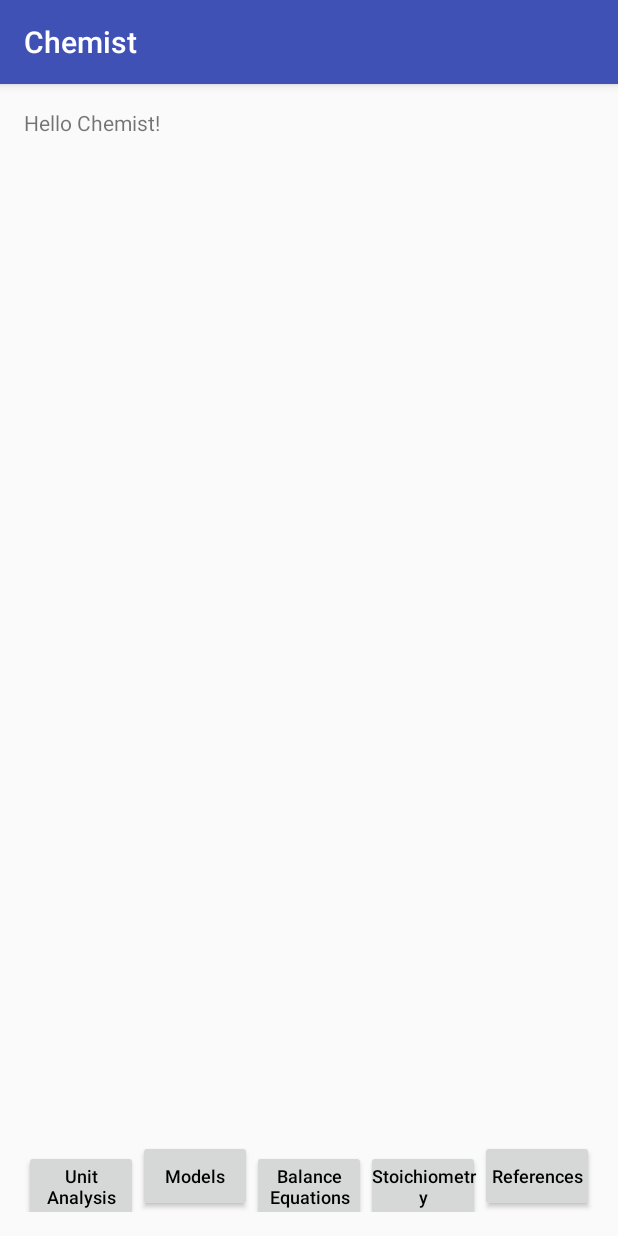
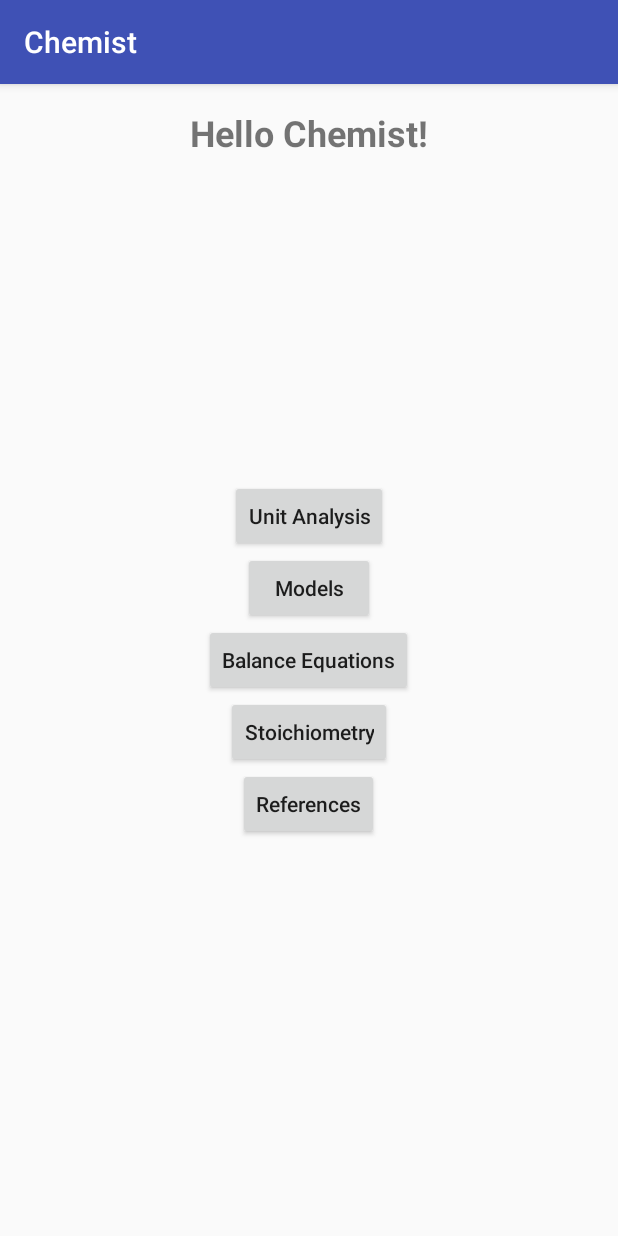
Before and after one commit to brandon-patterson/chemist, an Android app: the screen it shows after launch (MainActivity), on a phone screen of 412 x 824 dp. Run offline under Robolectric (Android 15) with nearby library versions, the phone set to English and light mode, and no system bars.

Commit message:
Adjusts layout of buttons on main page
Follwoing feedback from @brandon-patterson

```diff
--- a/app/src/main/res/layout/activity_main.xml
+++ b/app/src/main/res/layout/activity_main.xml
@@ -14,94 +14,73 @@
             android:layout_width="wrap_content"
             android:layout_height="wrap_content"
             android:layout_alignParentTop="true"
-        android:text="Hello Chemist!" />
+            android:layout_centerHorizontal="true"
+            android:textStyle="bold"
+            android:textSize="24sp"
+            android:text="Hello Chemist!"/>
+
+
+    <ScrollView android:layout_width="match_parent"
+                android:layout_height="match_parent">
 
         <LinearLayout android:layout_height="wrap_content"
                       android:layout_width="fill_parent"
-                  android:layout_alignParentBottom="true"
-                  android:layout_gravity="center_horizontal"
+                      android:orientation="vertical"
+                      android:layout_gravity="center"
                       android:gravity="center_horizontal"
-                  android:weightSum="5" >
+                      android:dividerPadding="2dp"
+                      android:weightSum="5">
             <Button
-                android:id="@+id/unit_analysis"
+                    android:id="@+id/main_unit_analysis_button"
                     android:layout_width="wrap_content"
                     android:layout_height="wrap_content"
                     android:gravity="center"
-                android:paddingBottom="2dp"
-                android:paddingLeft="2dp"
-                android:paddingRight="2dp"
-                android:paddingTop="2dp"
                     android:layout_weight="1"
                     android:textAllCaps="false"
-                android:textColor="#000000"
-                android:textSize="12sp"
                     android:textAlignment="center"
-                android:text="Unit\nAnalysis" />
+                    android:text="Unit Analysis"/>
 
             <Button
-                android:id="@+id/models"
+                    android:id="@+id/main_models_button"
                     android:layout_width="wrap_content"
                     android:layout_height="wrap_content"
                     android:gravity="center"
-                android:paddingBottom="2dp"
-                android:paddingLeft="2dp"
-                android:paddingRight="2dp"
-                android:paddingTop="2dp"
                     android:layout_weight="1"
                     android:textAllCaps="false"
-                android:textColor="#000000"
-                android:textSize="12sp"
                     android:textAlignment="center"
-                android:text="Models" />
+                    android:text="Models"/>
 
             <Button
-                android:id="@+id/balance_equations"
+                    android:id="@+id/main_balance_equations_button"
                     android:layout_width="wrap_content"
                     android:layout_height="wrap_content"
                     android:gravity="center"
-                android:paddingBottom="2dp"
-                android:paddingLeft="2dp"
-                android:paddingRight="2dp"
-                android:paddingTop="2dp"
                     android:layout_weight="1"
                     android:textAllCaps="false"
-                android:textColor="#000000"
-                android:textSize="12sp"
                     android:textAlignment="center"
-                android:text="Balance\nEquations" />
+                    android:text="Balance Equations"/>
 
             <Button
-                android:id="@+id/stoichiometry"
+                    android:id="@+id/main_stoichiometry_button"
                     android:layout_width="wrap_content"
                     android:layout_height="wrap_content"
                     android:gravity="center"
-                android:paddingBottom="2dp"
-                android:paddingLeft="2dp"
-                android:paddingRight="2dp"
-                android:paddingTop="2dp"
                     android:layout_weight="1"
                     android:textAllCaps="false"
-                android:textColor="#000000"
-                android:textSize="12sp"
                     android:textAlignment="center"
-                android:text="Stoichiometry" />
+                    android:text="Stoichiometry"/>
 
             <Button
-                android:id="@+id/references"
+                    android:id="@+id/main_references_button"
                     android:layout_width="wrap_content"
                     android:layout_height="wrap_content"
                     android:gravity="center"
-                android:paddingBottom="2dp"
-                android:paddingLeft="2dp"
-                android:paddingRight="2dp"
-                android:paddingTop="2dp"
                     android:layout_weight="1"
                     android:textAllCaps="false"
-                android:textColor="#000000"
-                android:textSize="12sp"
                     android:textAlignment="center"
-                android:text="References" />
+                    android:text="References"/>
         </LinearLayout>
+    </ScrollView>
 
 
 </RelativeLayout>
```
Lines whose indentation alone changed are shown as unchanged.
